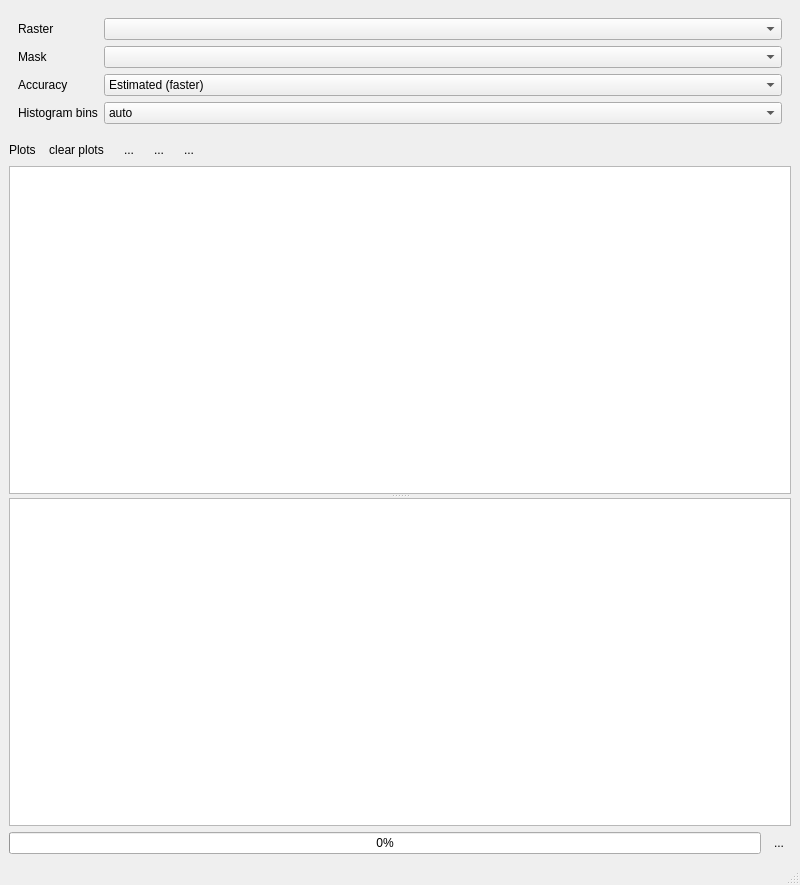
The window that enmapbox/coreapps/enmapboxapplications/imagestatistics/ui/main.ui (jakimowb/enmapbox_testmigration2) describes before a commit, drawn with Qt 5.
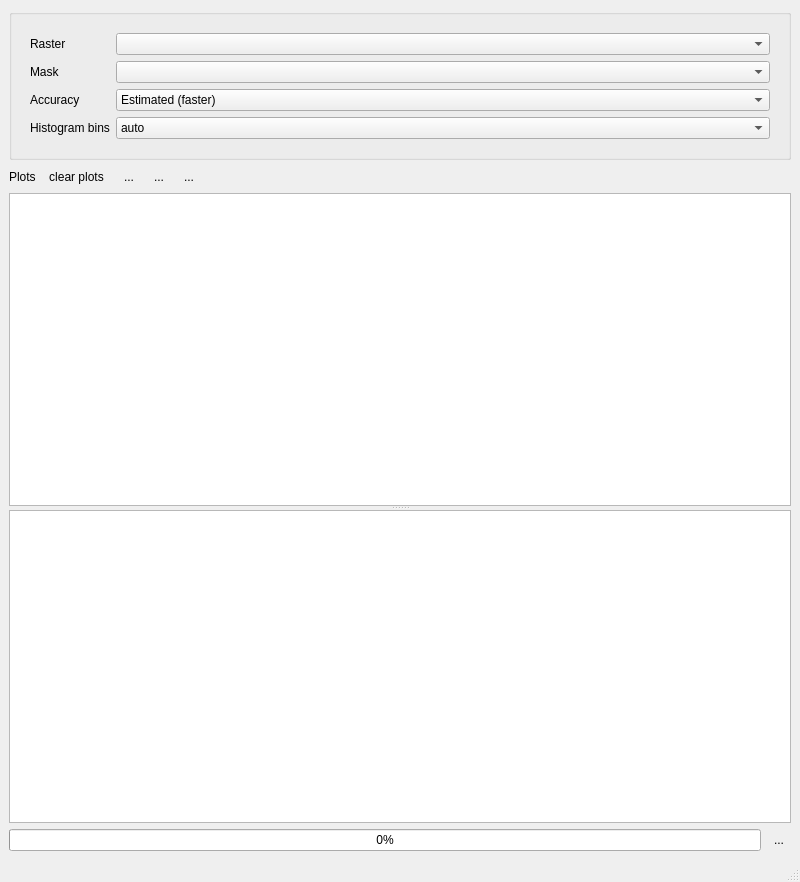
The same window after the commit. Icons and pictures are not drawn. Custom widgets are drawn as their Qt base class.

The edit to the form file:
```diff
--- a/enmapbox/coreapps/enmapboxapplications/imagestatistics/ui/main.ui
+++ b/enmapbox/coreapps/enmapboxapplications/imagestatistics/ui/main.ui
@@ -7,7 +7,7 @@
     <x>0</x>
     <y>0</y>
     <width>800</width>
-    <height>885</height>
+    <height>882</height>
    </rect>
   </property>
   <property name="windowTitle">
@@ -16,7 +16,8 @@
   <widget class="QWidget" name="centralwidget">
    <layout class="QVBoxLayout" name="verticalLayout">
     <item>
-     <layout class="QHBoxLayout" name="horizontalLayout">
+     <widget class="QgsCollapsibleGroupBox" name="mGroupBox">
+      <layout class="QVBoxLayout" name="verticalLayout_2">
       <item>
        <widget class="QWidget" name="widget" native="true">
         <property name="sizePolicy">
@@ -141,6 +142,10 @@
        </widget>
       </item>
      </layout>
+     </widget>
+    </item>
+    <item>
+     <layout class="QHBoxLayout" name="horizontalLayout"/>
     </item>
     <item>
      <layout class="QHBoxLayout" name="horizontalLayout_3">
@@ -252,7 +257,7 @@
        <property name="minimumSize">
         <size>
          <width>0</width>
-         <height>300</height>
+         <height>50</height>
         </size>
        </property>
       </widget>
@@ -260,7 +265,7 @@
        <property name="minimumSize">
         <size>
          <width>0</width>
-         <height>300</height>
+         <height>50</height>
         </size>
        </property>
       </widget>
@@ -312,6 +317,12 @@
   <widget class="QStatusBar" name="statusbar"/>
  </widget>
  <customwidgets>
+  <customwidget>
+   <class>QgsCollapsibleGroupBox</class>
+   <extends>QGroupBox</extends>
+   <header>qgscollapsiblegroupbox.h</header>
+   <container>1</container>
+  </customwidget>
   <customwidget>
    <class>QgsMapLayerComboBox</class>
    <extends>QComboBox</extends>
```
Left out of the diff: 2 changed lines with no effect on the pictures. Lines whose indentation alone changed are shown as unchanged.
